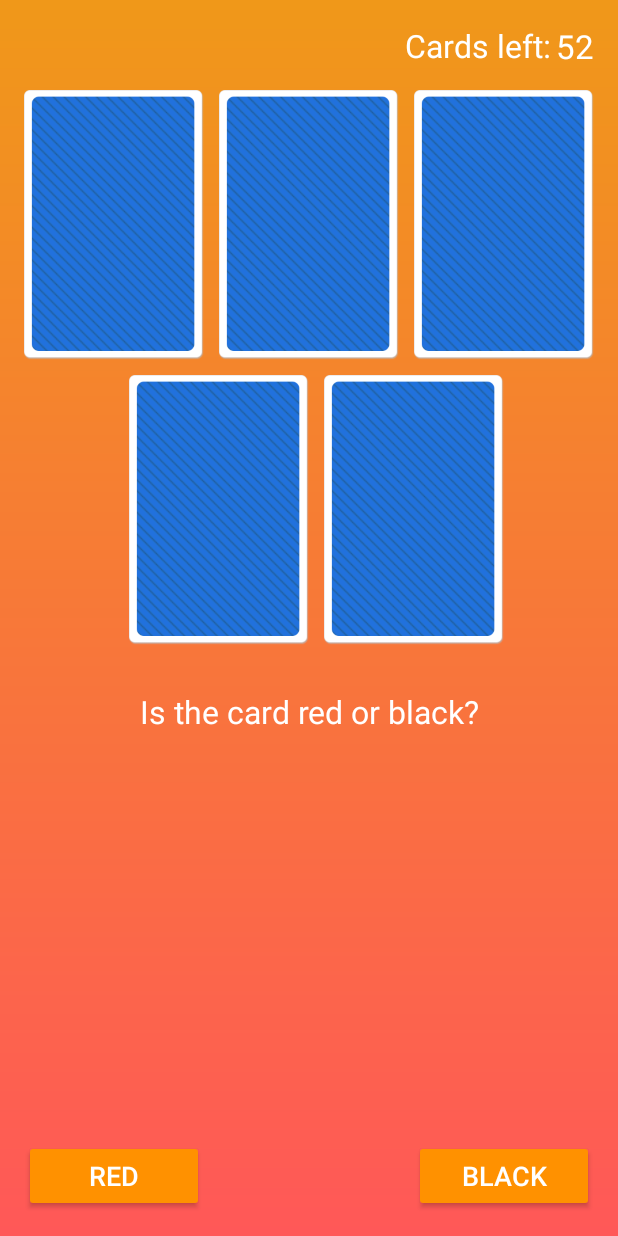
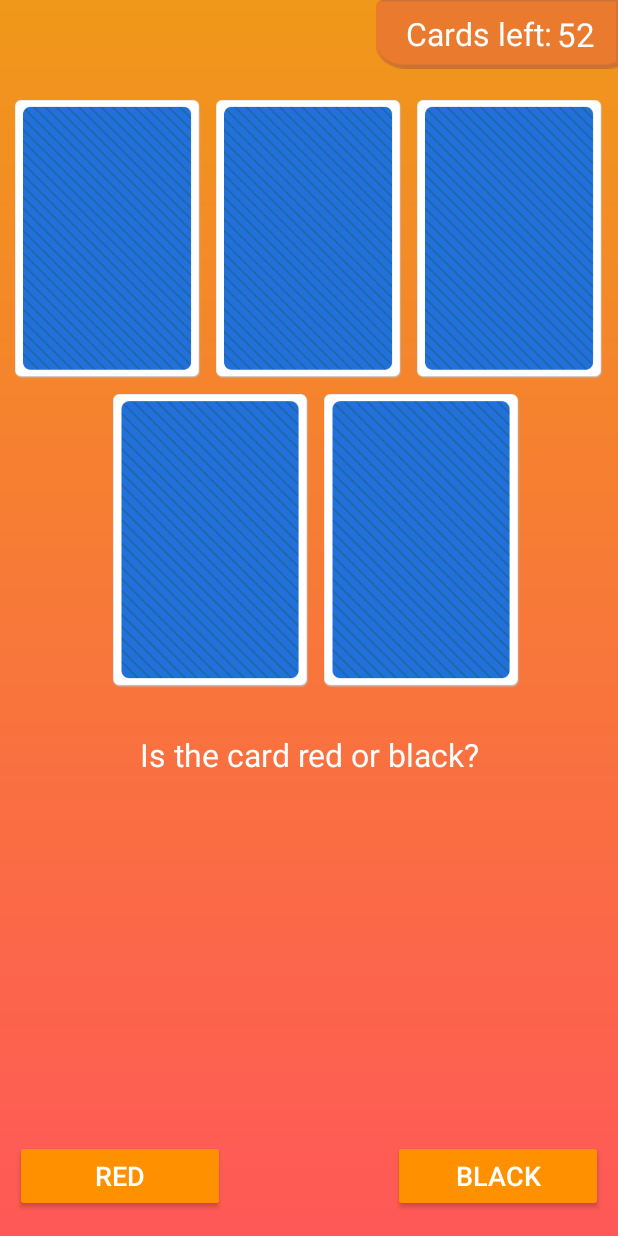
Before and after one commit to MikeStef/CardGame-BD, an Android app: the GameActivity screen opened directly, with no data from a screen before it, on a phone screen of 412 x 824 dp. Run offline under Robolectric (Android 15) with nearby library versions, the phone set to English and light mode, and no system bars.

Commit message:
Update - Bug fixes - Cleaned code

```diff
--- a/BusDriver/app/src/main/java/com/micste/busdriver/Card.java
+++ b/BusDriver/app/src/main/java/com/micste/busdriver/Card.java
@@ -25,10 +25,4 @@ public class Card {
         return color;
     }
 
-    //För test atm
-    public String toString(){
-        String cardImage = "Image src: " + image;
-
-        return cardImage;
-    }
 }
--- a/BusDriver/app/src/main/java/com/micste/busdriver/Deck.java
+++ b/BusDriver/app/src/main/java/com/micste/busdriver/Deck.java
@@ -1,6 +1,7 @@
 package com.micste.busdriver;
 
 import java.util.ArrayList;
+import java.util.Collections;
 import java.util.Random;
 
 /**
@@ -86,6 +87,10 @@ public class Deck {
 
     }
 
+    public void shuffleCards() {
+        Collections.shuffle(cards);
+    }
+
     public Card getCardTest() {
 
         count++;
--- a/BusDriver/app/src/main/java/com/micste/busdriver/GameActivity.java
+++ b/BusDriver/app/src/main/java/com/micste/busdriver/GameActivity.java
@@ -9,48 +9,45 @@ import android.support.v4.content.ContextCompat;
 import android.support.v7.app.AlertDialog;
 import android.support.v7.app.AppCompatActivity;
 import android.os.Bundle;
-import android.util.Log;
 import android.view.LayoutInflater;
 import android.view.View;
-import android.view.animation.AlphaAnimation;
 import android.view.animation.Animation;
 import android.view.animation.AnimationUtils;
 import android.widget.Button;
 import android.widget.EditText;
 import android.widget.ImageView;
 import android.widget.TextView;
+import android.widget.Toast;
 
-import com.google.firebase.database.DatabaseReference;
-import com.google.firebase.database.FirebaseDatabase;
 
 import java.util.ArrayList;
 
 public class GameActivity extends AppCompatActivity {
 
-    Handler handler = new Handler();
-    Animation imageHighlight;
-    MediaPlayer mediaPlayer;
+    private Handler handler = new Handler();
+    private Animation imageHighlight;
+    private MediaPlayer mediaPlayer;
 
     //Views
-    ImageView cardImageView1;
-    ImageView cardImageView2;
-    ImageView cardImageView3;
-    ImageView cardImageView4;
-    ImageView cardImageView5;
-    Button btn1;
-    Button btn2;
-    TextView gameText;
-    TextView deckCounter;
+    private ImageView cardImageView1;
+    private ImageView cardImageView2;
+    private ImageView cardImageView3;
+    private ImageView cardImageView4;
+    private ImageView cardImageView5;
+    private Button btn1;
+    private Button btn2;
+    private TextView gameText;
+    private TextView deckCounter;
 
-    String colorGuess;
-    String valueGuess;
-    String playerName;
-    ArrayList<Integer> lastCard = new ArrayList<>();
-    Deck deck;
-    Card card;
-    Boolean isFirstTurn = true;
+    private String colorGuess;
+    private String valueGuess;
+    private String playerName;
+    private ArrayList<Integer> lastCard = new ArrayList<>();
+    private Deck deck;
+    private Card card;
+    private Boolean isFirstTurn = true;
 
-    DatabaseHandler dbHandler;
+    private DatabaseHandler dbHandler;
 
     @Override
     protected void onCreate(Bundle savedInstanceState) {
@@ -59,7 +56,7 @@ public class GameActivity extends AppCompatActivity {
 
         deck = new Deck();
 
-        //Define views
+        //Definera views
         btn1 = (Button) findViewById(R.id.gamebutton_1);
         btn2 = (Button) findViewById(R.id.gamebutton_2);
         gameText = (TextView) findViewById(R.id.text_gamehint);
@@ -85,9 +82,10 @@ public class GameActivity extends AppCompatActivity {
 
         if (!deck.isEmpty()) {
 
-            //för att testa spelet lättare
+            //för att testa spelet lättare används denna metod istället för randomCard()
             card = deck.getCardTest();
             deck.increaseTestInt();
+            //
 
             //card = deck.randomCard();
             cardFlip(getCardView(), true);
@@ -127,7 +125,7 @@ public class GameActivity extends AppCompatActivity {
                     gameText.setText(getResources().getString(R.string.incorrect));
                     resetGame();
                 }
-            } else {
+            } else { //Logik som körs om !isFirstTurn
                 switch (v.getId()) {
                     case R.id.gamebutton_1:
                         valueGuess = btn1.getText().toString();
@@ -193,7 +191,6 @@ public class GameActivity extends AppCompatActivity {
      */
     public ImageView getCardView() {
 
-        //Views
         ImageView imgView = null;
 
         if (cardImageView5.getTag().equals("CardBack")) {
@@ -213,6 +210,7 @@ public class GameActivity extends AppCompatActivity {
 
     /*
     Startar om spelet med en 2s delay via handler, behåller mängden kort i deck.
+    Flippar tillbaka alla kort som är vända.
      */
     public void resetGame() {
 
@@ -268,15 +266,16 @@ public class GameActivity extends AppCompatActivity {
         final Drawable cardFront = ContextCompat.getDrawable(this, card.getImage());
         final Drawable cardBack = ContextCompat.getDrawable(this, R.drawable.card_back);
         final Drawable cardBackHighlighted = ContextCompat.getDrawable(this, R.drawable.card_back_qmark);
+        imageView.setLayerType(View.LAYER_TYPE_HARDWARE, null);
         imageView.setRotationY(0f);
-        imageView.animate().rotationY(90f).setDuration(100).setListener(new AnimatorListenerAdapter() {
+        imageView.animate().rotationY(90f).setDuration(150).setListener(new AnimatorListenerAdapter() {
             @Override
             public void onAnimationEnd(Animator animation) {
                 super.onAnimationEnd(animation);
                 if (isBackShown) {
                     imageView.setImageDrawable(cardFront);
                     imageView.setRotationY(270f);
-                    imageView.animate().rotationY(360f).setDuration(100).setListener(null);
+                    imageView.animate().rotationY(360f).setDuration(150).setListener(null);
                     imageView.clearAnimation();
                 } else {
 
@@ -286,13 +285,17 @@ public class GameActivity extends AppCompatActivity {
                         imageView.setImageDrawable(cardBack);
                     }
                     imageView.setRotationY(270f);
-                    imageView.animate().rotationY(360f).setDuration(100).setListener(null);
+                    imageView.animate().rotationY(360f).setDuration(150).setListener(null);
                 }
+                imageView.setLayerType(View.LAYER_TYPE_NONE, null);
             }
         });
 
     }
 
+    /*
+    Hindrar gameInput i 2 sek under tiden då kort flippas/spel text ändras.
+     */
     public void gameInputPause() {
 
         btn1.setEnabled(false);
@@ -406,9 +409,15 @@ public class GameActivity extends AppCompatActivity {
         btn_ok.setOnClickListener(new View.OnClickListener() {
             @Override
             public void onClick(View view) {
-                playerName = et_setName.getText().toString();
-                setNameDialog.cancel();
-                highlightCard();
+                if (!et_setName.getText().toString().isEmpty()) {
+                    playerName = et_setName.getText().toString();
+                    setNameDialog.cancel();
+                    highlightCard();
+                } else {
+                    Toast toast = Toast.makeText(getApplicationContext(), "You need to enter your name/nickname", Toast.LENGTH_SHORT);
+                    toast.show();
+                }
+
             }
         });
 
--- a/BusDriver/app/src/main/java/com/micste/busdriver/Player.java
+++ b/BusDriver/app/src/main/java/com/micste/busdriver/Player.java
@@ -9,6 +9,7 @@ public class Player {
     private String name;
     private int score;
 
+    //tom konstruktör för firebase
     public Player() {
 
     }
--- a/BusDriver/app/src/main/res/layout-land/activity_game.xml
+++ b/BusDriver/app/src/main/res/layout-land/activity_game.xml
@@ -5,25 +5,36 @@
     android:layout_width="match_parent"
     android:layout_height="match_parent"
     android:paddingBottom="@dimen/activity_vertical_margin"
-    android:paddingLeft="@dimen/activity_horizontal_margin"
-    android:paddingRight="@dimen/activity_horizontal_margin"
-    android:paddingTop="@dimen/activity_vertical_margin"
     android:background="@drawable/main_bg"
     tools:context="com.micste.busdriver.GameActivity">
 
+    <ImageView
+        android:layout_width="wrap_content"
+        android:layout_height="wrap_content"
+        android:layout_alignParentRight="true"
+        android:layout_alignParentEnd="true"
+        android:contentDescription="@string/content_description_counter"
+        android:src="@drawable/counter_bg" />
     <TextView
         android:id="@+id/number_card_count"
         android:layout_width="wrap_content"
         android:layout_height="wrap_content"
         android:textSize="22sp"
-        android:layout_alignParentRight="true"/>
+        android:paddingRight="15dp"
+        android:paddingEnd="15dp"
+        android:paddingTop="8dp"
+        android:layout_alignParentRight="true"
+        android:layout_alignParentEnd="true"/>
     <TextView
         android:id="@+id/text_card_count"
         android:layout_width="wrap_content"
         android:layout_height="wrap_content"
         android:textSize="21sp"
         android:paddingRight="3dp"
+        android:paddingEnd="3dp"
+        android:paddingTop="8dp"
         android:layout_toLeftOf="@id/number_card_count"
+        android:layout_toStartOf="@id/number_card_count"
         android:text="@string/cards_left"/>
 
     <LinearLayout
@@ -31,7 +42,9 @@
         android:layout_below="@id/text_card_count"
         android:layout_width="match_parent"
         android:layout_height="wrap_content"
-        android:layout_marginTop="15dp"
+        android:layout_marginTop="30dp"
+        android:layout_marginLeft="10dp"
+        android:layout_marginRight="10dp"
         android:orientation="horizontal"
         android:weightSum="5"
         android:gravity="center_horizontal">
@@ -110,14 +123,17 @@
         android:textSize="21sp"
         android:layout_below="@id/row1"
         android:layout_marginTop="30dp"
+        android:textAlignment="center"
         android:layout_centerHorizontal="true" />
 
     <Button
         android:id="@+id/gamebutton_1"
-        android:layout_width="120dp"
+        android:layout_width="140dp"
         android:layout_height="wrap_content"
         android:text="@string/btn_red"
         android:textSize="18sp"
+        android:layout_marginLeft="10dp"
+        android:layout_marginStart="10dp"
         android:layout_alignParentBottom="true"
         android:backgroundTint="@color/colorAccent"
         android:onClick="gameInput"
@@ -125,10 +141,12 @@
 
     <Button
         android:id="@+id/gamebutton_2"
-        android:layout_width="120dp"
+        android:layout_width="140dp"
         android:layout_height="wrap_content"
         android:text="@string/btn_black"
         android:textSize="18sp"
+        android:layout_marginRight="10dp"
+        android:layout_marginEnd="10dp"
         android:layout_alignParentBottom="true"
         android:layout_alignParentRight="true"
         android:layout_alignParentEnd="true"
--- a/BusDriver/app/src/main/res/layout-land/activity_home.xml
+++ b/BusDriver/app/src/main/res/layout-land/activity_home.xml
@@ -26,6 +26,7 @@
         android:layout_centerHorizontal="true"
         android:layout_centerVertical="true"
         android:background="@null"
+        android:contentDescription="@string/content_description_play_btn"
         android:onClick="startGame" />
 
     <ImageButton
@@ -36,6 +37,7 @@
         android:layout_alignParentBottom="true"
         android:layout_alignParentLeft="true"
         android:layout_alignParentStart="true"
+        android:contentDescription="@string/content_description_hs_btn"
         android:onClick="showHighscore" />
 
     <ImageButton
@@ -46,6 +48,7 @@
         android:layout_alignParentBottom="true"
         android:layout_alignParentRight="true"
         android:layout_alignParentEnd="true"
+        android:contentDescription="@string/content_description_help_btn"
         android:onClick="showHelp" />
 
 
--- a/BusDriver/app/src/main/res/layout/activity_game.xml
+++ b/BusDriver/app/src/main/res/layout/activity_game.xml
@@ -5,25 +5,36 @@
     android:layout_width="match_parent"
     android:layout_height="match_parent"
     android:paddingBottom="@dimen/activity_vertical_margin"
-    android:paddingLeft="@dimen/activity_horizontal_margin"
-    android:paddingRight="@dimen/activity_horizontal_margin"
-    android:paddingTop="@dimen/activity_vertical_margin"
     android:background="@drawable/main_bg"
     tools:context="com.micste.busdriver.GameActivity">
 
+
+    <ImageView
+        android:layout_width="wrap_content"
+        android:layout_height="wrap_content"
+        android:layout_alignParentRight="true"
+        android:contentDescription="@string/content_description_counter"
+        android:src="@drawable/counter_bg" />
     <TextView
         android:id="@+id/number_card_count"
         android:layout_width="wrap_content"
         android:layout_height="wrap_content"
         android:textSize="22sp"
-        android:layout_alignParentRight="true"/>
+        android:paddingRight="15dp"
+        android:paddingEnd="15dp"
+        android:paddingTop="8dp"
+        android:layout_alignParentRight="true"
+        android:layout_alignParentEnd="true"/>
     <TextView
         android:id="@+id/text_card_count"
         android:layout_width="wrap_content"
         android:layout_height="wrap_content"
         android:textSize="21sp"
         android:paddingRight="3dp"
+        android:paddingEnd="3dp"
+        android:paddingTop="8dp"
         android:layout_toLeftOf="@id/number_card_count"
+        android:layout_toStartOf="@id/number_card_count"
         android:text="@string/cards_left"/>
 
     <LinearLayout
@@ -31,7 +42,9 @@
         android:layout_below="@id/text_card_count"
         android:layout_width="match_parent"
         android:layout_height="wrap_content"
-        android:layout_marginTop="15dp"
+        android:layout_marginTop="30dp"
+        android:layout_marginLeft="10dp"
+        android:layout_marginRight="10dp"
         android:orientation="horizontal"
         android:weightSum="3"
         android:gravity="center_horizontal">
@@ -128,10 +141,12 @@
 
     <Button
         android:id="@+id/gamebutton_1"
-        android:layout_width="120dp"
+        android:layout_width="140dp"
         android:layout_height="wrap_content"
         android:text="@string/btn_red"
         android:textSize="18sp"
+        android:layout_marginLeft="10dp"
+        android:layout_marginStart="10dp"
         android:layout_alignParentBottom="true"
         android:backgroundTint="@color/colorAccent"
         android:onClick="gameInput"
@@ -139,10 +154,12 @@
 
     <Button
         android:id="@+id/gamebutton_2"
-        android:layout_width="120dp"
+        android:layout_width="140dp"
         android:layout_height="wrap_content"
         android:text="@string/btn_black"
         android:textSize="18sp"
+        android:layout_marginRight="10dp"
+        android:layout_marginEnd="10dp"
         android:layout_alignParentBottom="true"
         android:layout_alignParentRight="true"
         android:layout_alignParentEnd="true"
--- a/BusDriver/app/src/main/res/layout/activity_home.xml
+++ b/BusDriver/app/src/main/res/layout/activity_home.xml
@@ -26,6 +26,7 @@
         android:layout_centerHorizontal="true"
         android:layout_centerVertical="true"
         android:background="@null"
+        android:contentDescription="@string/content_description_play_btn"
         android:onClick="startGame" />
 
     <ImageButton
@@ -36,6 +37,7 @@
         android:layout_alignParentBottom="true"
         android:layout_alignParentLeft="true"
         android:layout_alignParentStart="true"
+        android:contentDescription="@string/content_description_hs_btn"
         android:onClick="showHighscore" />
 
     <ImageButton
@@ -46,6 +48,7 @@
         android:layout_alignParentBottom="true"
         android:layout_alignParentRight="true"
         android:layout_alignParentEnd="true"
+        android:contentDescription="@string/content_description_help_btn"
         android:onClick="showHelp" />
 
 
--- a/BusDriver/app/src/main/res/layout/dialog_deck_empty.xml
+++ b/BusDriver/app/src/main/res/layout/dialog_deck_empty.xml
@@ -11,6 +11,7 @@
         android:layout_height="wrap_content"
         android:padding="15dp"
         android:layout_gravity="center_horizontal"
+        android:contentDescription="@string/content_description_outofcards"
         android:src="@drawable/out_of_cards"/>
 
     <LinearLayout
--- a/BusDriver/app/src/main/res/layout/dialog_set_name.xml
+++ b/BusDriver/app/src/main/res/layout/dialog_set_name.xml
@@ -11,6 +11,7 @@
         android:layout_height="wrap_content"
         android:padding="15dp"
         android:layout_gravity="center_horizontal"
+        android:contentDescription="@string/content_description_hello"
         android:src="@drawable/hello"/>
 
     <LinearLayout
@@ -34,6 +35,7 @@
 
         <EditText
             android:id="@+id/et_name"
+            android:textColor="@color/textColor"
             android:layout_width="match_parent"
             android:inputType="text"
             android:layout_height="match_parent"
--- a/BusDriver/app/src/main/res/layout/dialog_win.xml
+++ b/BusDriver/app/src/main/res/layout/dialog_win.xml
@@ -11,6 +11,7 @@
         android:layout_height="wrap_content"
         android:padding="15dp"
         android:layout_gravity="center_horizontal"
+        android:contentDescription="@string/content_description_won"
         android:src="@drawable/you_won"/>
 
     <LinearLayout
@@ -31,6 +32,7 @@
             android:layout_height="wrap_content"
             android:layout_marginRight="10dp"
             android:layout_marginEnd="10dp"
+            android:contentDescription="@string/content_description_star"
             android:src="@drawable/icon_star_empty"/>
 
         <ImageView
@@ -39,12 +41,14 @@
             android:layout_height="wrap_content"
             android:layout_marginRight="10dp"
             android:layout_marginEnd="10dp"
+            android:contentDescription="@string/content_description_star"
             android:src="@drawable/icon_star_empty"/>
 
         <ImageView
             android:id="@+id/star3"
             android:layout_width="wrap_content"
             android:layout_height="wrap_content"
+            android:contentDescription="@string/content_description_star"
             android:src="@drawable/icon_star_empty"/>
 
     </LinearLayout>
```
Also changed, not shown: BusDriver/app/src/main/java/com/micste/busdriver/HelpActivity.java (+0 -8 lines), BusDriver/app/src/main/java/com/micste/busdriver/HighscoreActivity.java (+4 -8 lines), BusDriver/app/src/main/java/com/micste/busdriver/HighscoreAdapter.java (deleted, +0 -57 lines), BusDriver/app/src/main/res/layout/activity_help.xml (+13 -15 lines), BusDriver/app/src/main/res/layout/activity_highscore.xml (+14 -12 lines), BusDriver/app/src/main/res/layout/list_highscore.xml (+14 -3 lines), BusDriver/app/src/main/res/values/strings.xml (+13 -1 lines), BusDriver/app/src/main/res/drawable/counter_bg.png (added).
